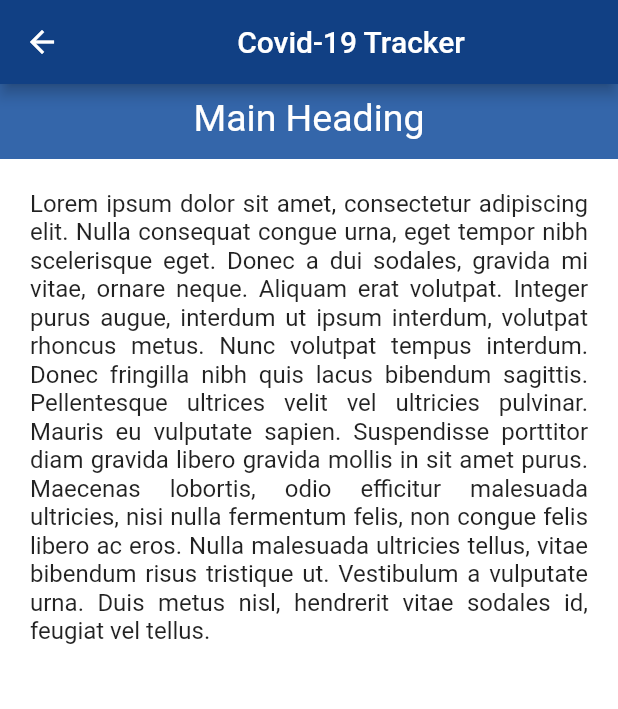
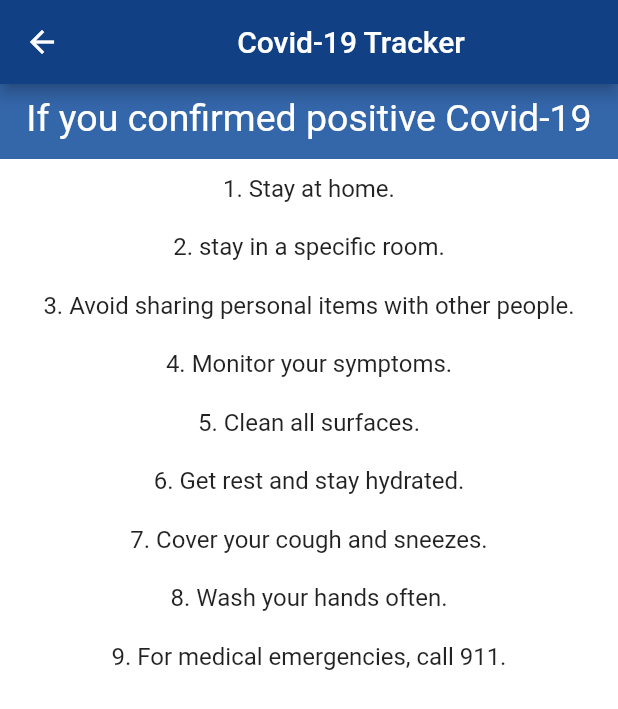
Before and after one commit to TrackSpike/COVID-Tracking, a Flutter app: the ScreenMore screen opened directly, on a phone screen of 412 x 824 dp. Shown: the top 709 px of the screen. Run offline on Flutter 3.47's test engine with Material 2 defaults, Android fonts, the phone set to English and light mode, and no system bars; our stand-ins replace file_picker, material_design_icons_flutter.

Commit message:
Implemented the code

```diff
--- a/covid_app/covid_app/lib/main.dart
+++ b/covid_app/covid_app/lib/main.dart
@@ -1,5 +1,7 @@
 import 'package:covid_app/pages/home_page.dart';
 import 'package:flutter/material.dart';
+
+import 'welcome/HomePage.dart';
 
 void main() {
   runApp(MyApp());
@@ -11,11 +13,12 @@ class MyApp extends StatelessWidget {
   Widget build(BuildContext context) {
     return MaterialApp(
       title: 'COVID-Network',
+      debugShowCheckedModeBanner: false,
       theme: ThemeData(
         primarySwatch: Colors.blue,
         visualDensity: VisualDensity.adaptivePlatformDensity,
       ),
-      home: HomePage(),
+      home: HomePageS(),
     );
   }
 }
--- a/covid_app/covid_app/lib/welcome/main.dart
+++ b/covid_app/covid_app/lib/welcome/main.dart
@@ -17,7 +17,7 @@ class MyAppSultan extends StatelessWidget {
         primarySwatch: Colors.blue,
         visualDensity: VisualDensity.adaptivePlatformDensity,
       ),
-      home: HomePage(), // Main Screen of Covid-19 Tracker
+      home: HomePageS(), // Main Screen of Covid-19 Tracker
     );
   }
 }
--- a/covid_app/covid_app/lib/welcome/screennext.dart
+++ b/covid_app/covid_app/lib/welcome/screennext.dart
@@ -32,7 +32,7 @@ class _ScreenMoreState extends State<ScreenMore> {
                 child: Column(
                   children: [
                     Text(
-                      "Main Heading",
+                      "If you confirmed positive Covid-19",
                       style: TextStyle(fontSize: 25, color: Colors.white),
                     ),
                   ],
@@ -40,13 +40,78 @@ class _ScreenMoreState extends State<ScreenMore> {
               ),
             ),
             Padding(
-              padding: const EdgeInsets.all(20.0),
+              padding: const EdgeInsets.all(10.0),
               child: Text(
-                "Lorem ipsum dolor sit amet, consectetur adipiscing elit. Nulla consequat congue urna, eget tempor nibh scelerisque eget. Donec a dui sodales, gravida mi vitae, ornare neque. Aliquam erat volutpat. Integer purus augue, interdum ut ipsum interdum, volutpat rhoncus metus. Nunc volutpat tempus interdum. Donec fringilla nibh quis lacus bibendum sagittis. Pellentesque ultrices velit vel ultricies pulvinar. Mauris eu vulputate sapien. Suspendisse porttitor diam gravida libero gravida mollis in sit amet purus. Maecenas lobortis, odio efficitur malesuada ultricies, nisi nulla fermentum felis, non congue felis libero ac eros. Nulla malesuada ultricies tellus, vitae bibendum risus tristique ut. Vestibulum a vulputate urna. Duis metus nisl, hendrerit vitae sodales id, feugiat vel tellus.",
+                "1. Stay at home.",
                 style: TextStyle(fontSize: 16),
                 textAlign: TextAlign.justify,
               ),
             ),
+             Padding(
+              padding: const EdgeInsets.all(10.0),
+              child: Text(
+                "2. stay in a specific room.",
+                style: TextStyle(fontSize: 16),
+                textAlign: TextAlign.justify,
+              ),
+            ),
+             Padding(
+              padding: const EdgeInsets.all(10.0),
+              child: Text(
+                "3. Avoid sharing personal items with other people.",
+                style: TextStyle(fontSize: 16),
+                textAlign: TextAlign.justify,
+              ),
+            ),
+             Padding(
+              padding: const EdgeInsets.all(10.0),
+              child: Text(
+                "4. Monitor your symptoms.",
+                style: TextStyle(fontSize: 16),
+                textAlign: TextAlign.justify,
+              ),
+            ),
+             Padding(
+              padding: const EdgeInsets.all(10.0),
+              child: Text(
+                "5. Clean all surfaces.",
+                style: TextStyle(fontSize: 16),
+                textAlign: TextAlign.justify,
+              ),
+            ),
+             Padding(
+              padding: const EdgeInsets.all(10.0),
+              child: Text(
+                "6. Get rest and stay hydrated.",
+                style: TextStyle(fontSize: 16),
+                textAlign: TextAlign.justify,
+              ),
+            ),
+             Padding(
+              padding: const EdgeInsets.all(10.0),
+              child: Text(
+                "7. Cover your cough and sneezes.",
+                style: TextStyle(fontSize: 16),
+                textAlign: TextAlign.justify,
+              ),
+            ),
+             Padding(
+              padding: const EdgeInsets.all(10.0),
+              child: Text(
+                "8. Wash your hands often.",
+                style: TextStyle(fontSize: 16),
+                textAlign: TextAlign.justify,
+              ),
+            ),
+             Padding(
+              padding: const EdgeInsets.all(10.0),
+              child: Text(
+                "9. For medical emergencies, call 911.",
+                style: TextStyle(fontSize: 16),
+                textAlign: TextAlign.left,
+              ),
+            ),
+
           ],
         ),
       ]),
--- a/covid_app/covid_app/lib/welcome/screennextN.dart
+++ b/covid_app/covid_app/lib/welcome/screennextN.dart
@@ -28,11 +28,11 @@ class _ScreenMoreNState extends State<ScreenMoreN> {
               width: double.infinity,
               height: 50,
               child: Padding(
-                padding: const EdgeInsets.all(8.0),
+                padding: const EdgeInsets.all(5.0),
                 child: Column(
                   children: [
                     Text(
-                      "Main Heading",
+                      "If you confirmed negative Covid-19",
                       style: TextStyle(fontSize: 25, color: Colors.white),
                     ),
                   ],
@@ -42,7 +42,63 @@ class _ScreenMoreNState extends State<ScreenMoreN> {
             Padding(
               padding: const EdgeInsets.all(20.0),
               child: Text(
-                "Lorem ipsum dolor sit amet, consectetur adipiscing elit. Nulla consequat congue urna, eget tempor nibh scelerisque eget. Donec a dui sodales, gravida mi vitae, ornare neque. Aliquam erat volutpat. Integer purus augue, interdum ut ipsum interdum, volutpat rhoncus metus. Nunc volutpat tempus interdum. Donec fringilla nibh quis lacus bibendum sagittis. Pellentesque ultrices velit vel ultricies pulvinar. Mauris eu vulputate sapien. Suspendisse porttitor diam gravida libero gravida mollis in sit amet purus. Maecenas lobortis, odio efficitur malesuada ultricies, nisi nulla fermentum felis, non congue felis libero ac eros. Nulla malesuada ultricies tellus, vitae bibendum risus tristique ut. Vestibulum a vulputate urna. Duis metus nisl, hendrerit vitae sodales id, feugiat vel tellus.",
+                "1. Clean your hands often. Use soap and water, or an alcohol-based hand rub",
+                style: TextStyle(fontSize: 16),
+                textAlign: TextAlign.justify,
+              ),
+            ),
+            Padding(
+              padding: const EdgeInsets.all(20.0),
+              child: Text(
+                "1. Clean your hands often. Use soap and water, or an alcohol-based hand rub",
+                style: TextStyle(fontSize: 16),
+                textAlign: TextAlign.justify,
+              ),
+            ),
+            Padding(
+              padding: const EdgeInsets.all(20.0),
+              child: Text(
+                "2. Maintain a safe distance from anyone who is coughing or sneezing.",
+                style: TextStyle(fontSize: 16),
+                textAlign: TextAlign.justify,
+              ),
+            ),
+            Padding(
+              padding: const EdgeInsets.all(20.0),
+              child: Text(
+                "3. Wear a mask when physical distancing is not possible.",
+                style: TextStyle(fontSize: 16),
+                textAlign: TextAlign.justify,
+              ),
+            ),
+            Padding(
+              padding: const EdgeInsets.all(20.0),
+              child: Text(
+                "4. Don’t touch your eyes, nose or mouth.",
+                style: TextStyle(fontSize: 16),
+                textAlign: TextAlign.justify,
+              ),
+            ),
+            Padding(
+              padding: const EdgeInsets.all(20.0),
+              child: Text(
+                "5. Cover your nose and mouth with your bent elbow or a tissue when you cough or sneeze",
+                style: TextStyle(fontSize: 16),
+                textAlign: TextAlign.justify,
+              ),
+            ),
+            Padding(
+              padding: const EdgeInsets.all(20.0),
+              child: Text(
+                "6. Stay home if you feel unwell.",
+                style: TextStyle(fontSize: 16),
+                textAlign: TextAlign.justify,
+              ),
+            ),
+            Padding(
+              padding: const EdgeInsets.all(20.0),
+              child: Text(
+                "7. If you have a fever, cough and difficulty breathing, seek medical attention.",
                 style: TextStyle(fontSize: 16),
                 textAlign: TextAlign.justify,
               ),
--- a/covid_app/covid_app/pubspec.yaml
+++ b/covid_app/covid_app/pubspec.yaml
@@ -51,6 +51,8 @@ flutter:
   # To add assets to your application, add an assets section, like this:
   assets:
   - assets/algo_weights.json
+  - assets/virus.png
+  - assets/img.jpg
   #   - images/a_dot_burr.jpeg
   #   - images/a_dot_ham.jpeg
 
```
Also changed, not shown: covid_app/covid_app/lib/welcome/HomePage.dart (+11 -7 lines), covid_app/covid_app/assets/img.jpg (added), covid_app/covid_app/assets/virus.png (added), covid_app/covid_app/pubspec.lock, 2 other files.
